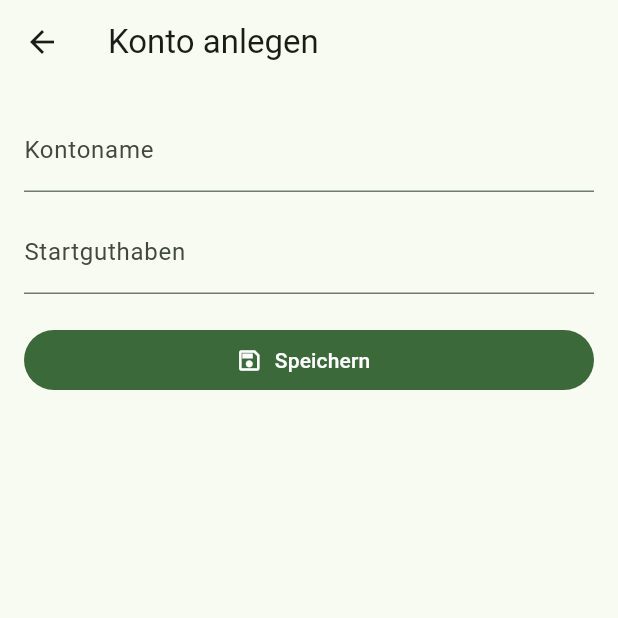
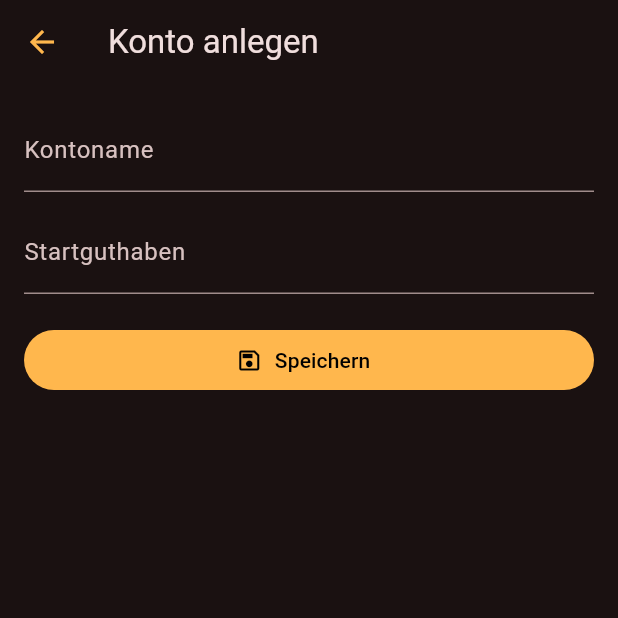
Before and after one commit to maheis/fibu, a Flutter app: the screen it shows after launch, after a tap on "Konto", on a phone screen of 412 x 824 dp, the top half of it. Run offline on Flutter 3.47's test engine with Material 3 defaults, Android fonts, the phone set to English and light mode, and no system bars; our stand-ins replace sembast; Roboto replaces fonts that are missing (Ubuntu).

Commit message:
feat: Implement unified UI settings with customizable themes and preferences

```diff
--- a/lib/app.dart
+++ b/lib/app.dart
@@ -8,31 +8,40 @@ import 'pages/overview_page.dart';
 import 'pages/recurring_booking_page.dart';
 import 'pages/reports_page.dart';
 import 'pages/transfer_page.dart';
+import 'ui_settings.dart';
 
 class FibuApp extends StatelessWidget {
-  const FibuApp({super.key, required this.controller});
+  const FibuApp({
+    super.key,
+    required this.controller,
+    required this.settingsController,
+  });
 
   final AppController controller;
+  final UiSettingsController settingsController;
 
   @override
   Widget build(BuildContext context) {
     return AnimatedBuilder(
-      animation: controller,
+      animation: Listenable.merge([controller, settingsController]),
       builder: (context, _) {
+        final settings = settingsController.settings;
         return MaterialApp(
           debugShowCheckedModeBanner: false,
           title: 'Fibu',
-          theme: ThemeData(
-            useMaterial3: true,
-            colorSchemeSeed: const Color(0xFF2E7D32),
-            brightness: Brightness.light,
+          theme: buildUnifiedTheme(settings, Brightness.light),
+          darkTheme: buildUnifiedTheme(settings, Brightness.dark),
+          themeMode: settings.useLightTheme ? ThemeMode.light : ThemeMode.dark,
+          builder: (context, child) => MediaQuery(
+            data: MediaQuery.of(
+              context,
+            ).copyWith(textScaler: TextScaler.linear(settings.textScaleFactor)),
+            child: child ?? const SizedBox.shrink(),
           ),
-          darkTheme: ThemeData(
-            useMaterial3: true,
-            colorSchemeSeed: const Color(0xFF81C784),
-            brightness: Brightness.dark,
+          home: FibuHomePage(
+            controller: controller,
+            settingsController: settingsController,
           ),
-          home: FibuHomePage(controller: controller),
         );
       },
     );
@@ -40,9 +49,14 @@ class FibuApp extends StatelessWidget {
 }
 
 class FibuHomePage extends StatefulWidget {
-  const FibuHomePage({super.key, required this.controller});
+  const FibuHomePage({
+    super.key,
+    required this.controller,
+    required this.settingsController,
+  });
 
   final AppController controller;
+  final UiSettingsController settingsController;
 
   @override
   State<FibuHomePage> createState() => _FibuHomePageState();
@@ -65,6 +79,22 @@ class _FibuHomePageState extends State<FibuHomePage> {
         title: const Text('Fibu'),
         centerTitle: false,
         actions: [
+          IconButton(
+            tooltip: 'Einstellungen',
+            onPressed: () async {
+              final result = await Navigator.of(context).push<AppUiSettings>(
+                MaterialPageRoute(
+                  builder: (_) => UiSettingsPage(
+                    initial: widget.settingsController.settings,
+                  ),
+                ),
+              );
+              if (result != null) {
+                await widget.settingsController.update(result);
+              }
+            },
+            icon: const Icon(Icons.settings_outlined),
+          ),
           IconButton(
             tooltip: 'Backup',
             onPressed: () {
--- a/lib/main.dart
+++ b/lib/main.dart
@@ -8,6 +8,7 @@ import 'package:sembast/sembast_io.dart';
 import 'app.dart';
 import 'app_controller.dart';
 import 'repository/app_repository.dart';
+import 'ui_settings.dart';
 
 Future<void> main() async {
   WidgetsFlutterBinding.ensureInitialized();
@@ -22,6 +23,10 @@ Future<void> main() async {
 
   final controller = AppController(LocalAppRepository(database));
   await controller.load();
+  final settingsController = UiSettingsController(database);
+  await settingsController.load();
 
-  runApp(FibuApp(controller: controller));
+  runApp(
+    FibuApp(controller: controller, settingsController: settingsController),
+  );
 }
--- /dev/null
+++ b/lib/ui_settings.dart
@@ -0,0 +1,352 @@
+import 'package:flutter/material.dart';
+import 'package:sembast/sembast.dart';
+
+abstract final class AppPalette {
+  static const red = Color(0xFFE57373);
+  static const orange = Color(0xFFFFB74D);
+  static const green = Color(0xFFAED581);
+  static const yellow = Color(0xFFFFF176);
+  static const blue = Color(0xFF64B5F6);
+  static const mint = Color(0xFF8FDCBE);
+  static const purple = Color(0xFF9575CD);
+
+  static const accentColors = <Color>[
+    red,
+    orange,
+    green,
+    yellow,
+    blue,
+    mint,
+    purple,
+  ];
+  static const accentNames = <String>[
+    'Rot',
+    'Orange',
+    'Grün',
+    'Gelb',
+    'Blau',
+    'Mint',
+    'Lila',
+  ];
+}
+
+class AppUiSettings {
+  const AppUiSettings({
+    required this.fontFamily,
+    required this.textScaleFactor,
+    required this.useLightTheme,
+    required this.accentColorValue,
+    required this.highlightColorValue,
+  });
+
+  static const availableFonts = <String>[
+    'OpenDyslexic',
+    'NotoSans',
+    'CourierPrime',
+    'Ubuntu',
+    'Ubuntu Mono',
+  ];
+
+  static const defaults = AppUiSettings(
+    fontFamily: 'Ubuntu',
+    textScaleFactor: 1,
+    useLightTheme: false,
+    accentColorValue: 0xFFE57373,
+    highlightColorValue: 0xFFFFB74D,
+  );
+
+  final String fontFamily;
+  final double textScaleFactor;
+  final bool useLightTheme;
+  final int accentColorValue;
+  final int highlightColorValue;
+
+  AppUiSettings copyWith({
+    String? fontFamily,
+    double? textScaleFactor,
+    bool? useLightTheme,
+    int? accentColorValue,
+    int? highlightColorValue,
+  }) {
+    return AppUiSettings(
+      fontFamily: fontFamily ?? this.fontFamily,
+      textScaleFactor: textScaleFactor ?? this.textScaleFactor,
+      useLightTheme: useLightTheme ?? this.useLightTheme,
+      accentColorValue: accentColorValue ?? this.accentColorValue,
+      highlightColorValue: highlightColorValue ?? this.highlightColorValue,
+    );
+  }
+}
+
+class UiSettingsController extends ChangeNotifier {
+  UiSettingsController(this._database);
+  UiSettingsController.memory() : _database = null;
+
+  static final StoreRef<String, Map<String, dynamic>> _store =
+      StoreRef<String, Map<String, dynamic>>('ui_settings');
+  static const _recordKey = 'app';
+
+  final Database? _database;
+  AppUiSettings settings = AppUiSettings.defaults;
+
+  Future<void> load() async {
+    final database = _database;
+    if (database == null) {
+      settings = AppUiSettings.defaults;
+      notifyListeners();
+      return;
+    }
+
+    final data = await _store.record(_recordKey).get(database);
+    settings = _fromJson(data ?? const {});
+    notifyListeners();
+  }
+
+  Future<void> update(AppUiSettings value) async {
+    settings = value;
+    notifyListeners();
+    final database = _database;
+    if (database == null) return;
+    await _store.record(_recordKey).put(database, _toJson(value));
+  }
+
+  AppUiSettings _fromJson(Map<String, dynamic> data) {
+    return AppUiSettings(
+      fontFamily: AppUiSettings.availableFonts.contains(data['fontFamily'])
+          ? data['fontFamily'] as String
+          : AppUiSettings.defaults.fontFamily,
+      textScaleFactor: ((data['textScaleFactor'] as num?)?.toDouble() ?? 1)
+          .clamp(0.5, 1.6),
+      useLightTheme: data['useLightTheme'] as bool? ?? false,
+      accentColorValue: _validColor(
+        (data['accentColorValue'] as num?)?.toInt(),
+        AppUiSettings.defaults.accentColorValue,
+      ),
+      highlightColorValue: _validColor(
+        (data['highlightColorValue'] as num?)?.toInt(),
+        AppUiSettings.defaults.highlightColorValue,
+      ),
+    );
+  }
+
+  Map<String, dynamic> _toJson(AppUiSettings value) => {
+    'fontFamily': value.fontFamily,
+    'textScaleFactor': value.textScaleFactor,
+    'useLightTheme': value.useLightTheme,
+    'accentColorValue': value.accentColorValue,
+    'highlightColorValue': value.highlightColorValue,
+  };
+
+  int _validColor(int? value, int fallback) {
+    if (value == null) return fallback;
+    return AppPalette.accentColors.any((color) => color.toARGB32() == value)
+        ? value
+        : fallback;
+  }
+}
+
+ThemeData buildUnifiedTheme(AppUiSettings settings, Brightness brightness) {
+  final accent = Color(settings.accentColorValue);
+  final highlight = Color(settings.highlightColorValue);
+  final scheme = ColorScheme.fromSeed(
+    seedColor: accent,
+    brightness: brightness,
+  ).copyWith(primary: accent, secondary: highlight);
+
+  return ThemeData(
+    useMaterial3: true,
+    brightness: brightness,
+    colorScheme: scheme,
+    fontFamily: settings.fontFamily,
+    iconTheme: IconThemeData(color: highlight),
+    appBarTheme: AppBarTheme(
+      iconTheme: IconThemeData(color: highlight),
+      actionsIconTheme: IconThemeData(color: highlight),
+    ),
+    iconButtonTheme: IconButtonThemeData(
+      style: IconButton.styleFrom(foregroundColor: highlight),
+    ),
+    textButtonTheme: TextButtonThemeData(
+      style: TextButton.styleFrom(foregroundColor: highlight),
+    ),
+    outlinedButtonTheme: OutlinedButtonThemeData(
+      style: OutlinedButton.styleFrom(
+        foregroundColor: highlight,
+        side: BorderSide(color: highlight),
+      ),
+    ),
+    filledButtonTheme: FilledButtonThemeData(
+      style: FilledButton.styleFrom(
+        backgroundColor: highlight,
+        foregroundColor: Colors.black,
+      ),
+    ),
+    floatingActionButtonTheme: FloatingActionButtonThemeData(
+      backgroundColor: highlight,
+      foregroundColor: Colors.black,
+    ),
+    sliderTheme: SliderThemeData(
+      thumbColor: highlight,
+      activeTrackColor: highlight,
+      inactiveTrackColor: highlight.withAlpha(90),
+    ),
+    switchTheme: SwitchThemeData(
+      thumbColor: WidgetStateProperty.resolveWith(
+        (states) => states.contains(WidgetState.selected) ? highlight : null,
+      ),
+      trackColor: WidgetStateProperty.resolveWith(
+        (states) => states.contains(WidgetState.selected)
+            ? highlight.withAlpha(120)
+            : null,
+      ),
+    ),
+    inputDecorationTheme: InputDecorationTheme(
+      focusedBorder: OutlineInputBorder(
+        borderSide: BorderSide(color: highlight, width: 2),
+      ),
+      floatingLabelStyle: TextStyle(color: highlight),
+    ),
+    textSelectionTheme: TextSelectionThemeData(
+      cursorColor: highlight,
+      selectionColor: highlight.withAlpha(75),
+      selectionHandleColor: highlight,
+    ),
+  );
+}
+
+class UiSettingsPage extends StatefulWidget {
+  const UiSettingsPage({super.key, required this.initial});
+
+  final AppUiSettings initial;
+
+  @override
+  State<UiSettingsPage> createState() => _UiSettingsPageState();
+}
+
+class _UiSettingsPageState extends State<UiSettingsPage> {
+  late String _fontFamily = widget.initial.fontFamily;
+  late double _textScaleFactor = widget.initial.textScaleFactor;
+  late bool _useLightTheme = widget.initial.useLightTheme;
+  late int _accentColorValue = widget.initial.accentColorValue;
+  late int _highlightColorValue = widget.initial.highlightColorValue;
+
+  @override
+  Widget build(BuildContext context) {
+    return Scaffold(
+      appBar: AppBar(
+        title: const Text('Einstellungen'),
+        actions: [
+          TextButton(
+            onPressed: () {
+              Navigator.of(context).pop(
+                AppUiSettings(
+                  fontFamily: _fontFamily,
+                  textScaleFactor: _textScaleFactor,
+                  useLightTheme: _useLightTheme,
+                  accentColorValue: _accentColorValue,
+                  highlightColorValue: _highlightColorValue,
+                ),
+              );
+            },
+            child: const Text('Speichern'),
+          ),
+        ],
+      ),
+      body: ListView(
+        padding: const EdgeInsets.all(16),
+        children: [
+          DropdownButtonFormField<String>(
+            initialValue: _fontFamily,
+            decoration: const InputDecoration(labelText: 'Schriftart'),
+            items: AppUiSettings.availableFonts
+                .map((font) => DropdownMenuItem(value: font, child: Text(font)))
+                .toList(),
+            onChanged: (value) {
+              if (value != null) setState(() => _fontFamily = value);
+            },
+          ),
+          const SizedBox(height: 16),
+          Text('Schriftgröße: ${(_textScaleFactor * 100).round()} %'),
+          Slider(
+            value: _textScaleFactor,
+            min: 0.5,
+            max: 1.6,
+            divisions: 22,
+            label: '${(_textScaleFactor * 100).round()} %',
+            onChanged: (value) => setState(() => _textScaleFactor = value),
+          ),
+          SwitchListTile(
+            contentPadding: EdgeInsets.zero,
+            title: Text(_useLightTheme ? 'Helles Design' : 'Dunkles Design'),
+            value: _useLightTheme,
+            onChanged: (value) => setState(() => _useLightTheme = value),
+          ),
+          const SizedBox(height: 12),
+          _ColorDropdown(
+            title: 'Akzentfarbe',
+            value: _accentColorValue,
+            onChanged: (value) => setState(() => _accentColorValue = value),
+          ),
+          const SizedBox(height: 12),
+          _ColorDropdown(
+            title: 'Highlight-Farbe',
+            value: _highlightColorValue,
+            onChanged: (value) => setState(() => _highlightColorValue = value),
+          ),
+          const SizedBox(height: 16),
+          const Card(
+            child: Padding(
+              padding: EdgeInsets.all(16),
+              child: Text(
+                'Vorschau: Diese Einstellungen gelten fuer Schrift, Designfarben und Bedienelemente.',
+              ),
+            ),
+          ),
+        ],
+      ),
+    );
+  }
+}
+
+class _ColorDropdown extends StatelessWidget {
+  const _ColorDropdown({
+    required this.title,
+    required this.value,
+    required this.onChanged,
+  });
+
+  final String title;
+  final int value;
+  final ValueChanged<int> onChanged;
+
+  @override
+  Widget build(BuildContext context) {
+    return DropdownButtonFormField<int>(
+      initialValue: value,
+      decoration: InputDecoration(labelText: title),
+      items: [
+        for (var index = 0; index < AppPalette.accentColors.length; index++)
+          DropdownMenuItem(
+            value: AppPalette.accentColors[index].toARGB32(),
+            child: Row(
+              children: [
+                Container(
+                  width: 22,
+                  height: 22,
+                  decoration: BoxDecoration(
+                    color: AppPalette.accentColors[index],
+                    shape: BoxShape.circle,
+                  ),
+                ),
+                const SizedBox(width: 10),
+                Text(AppPalette.accentNames[index]),
+              ],
+            ),
+          ),
+      ],
+      onChanged: (value) {
+        if (value != null) onChanged(value);
+      },
+    );
+  }
+}
```
Also changed, not shown: 2 other files.
